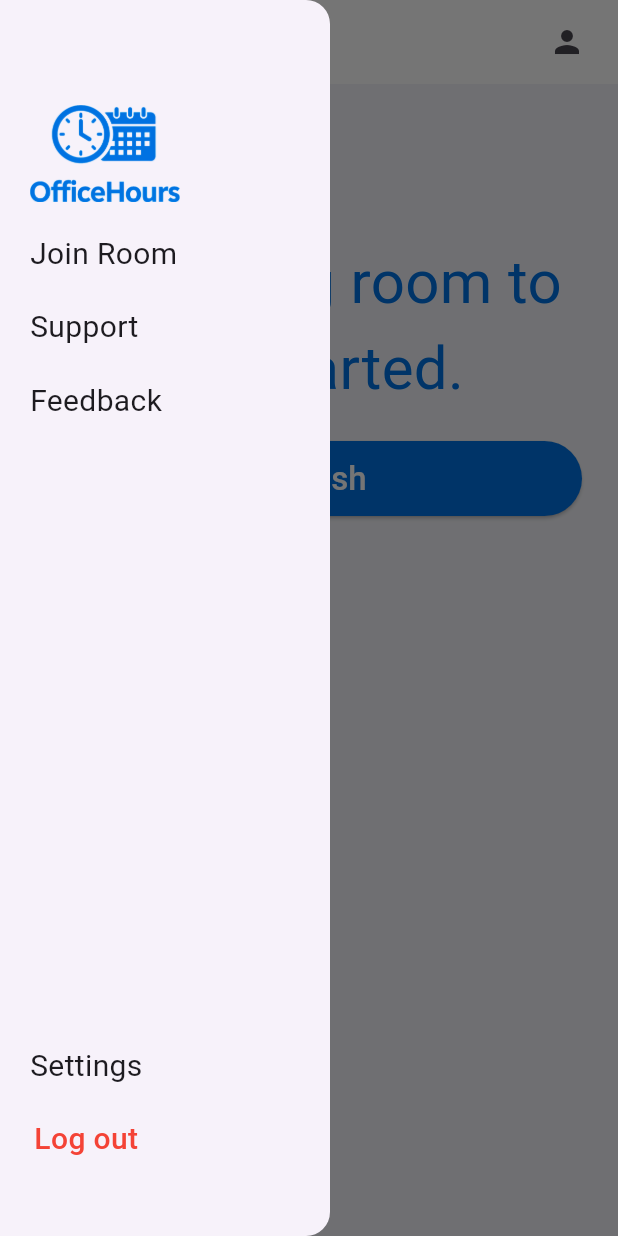
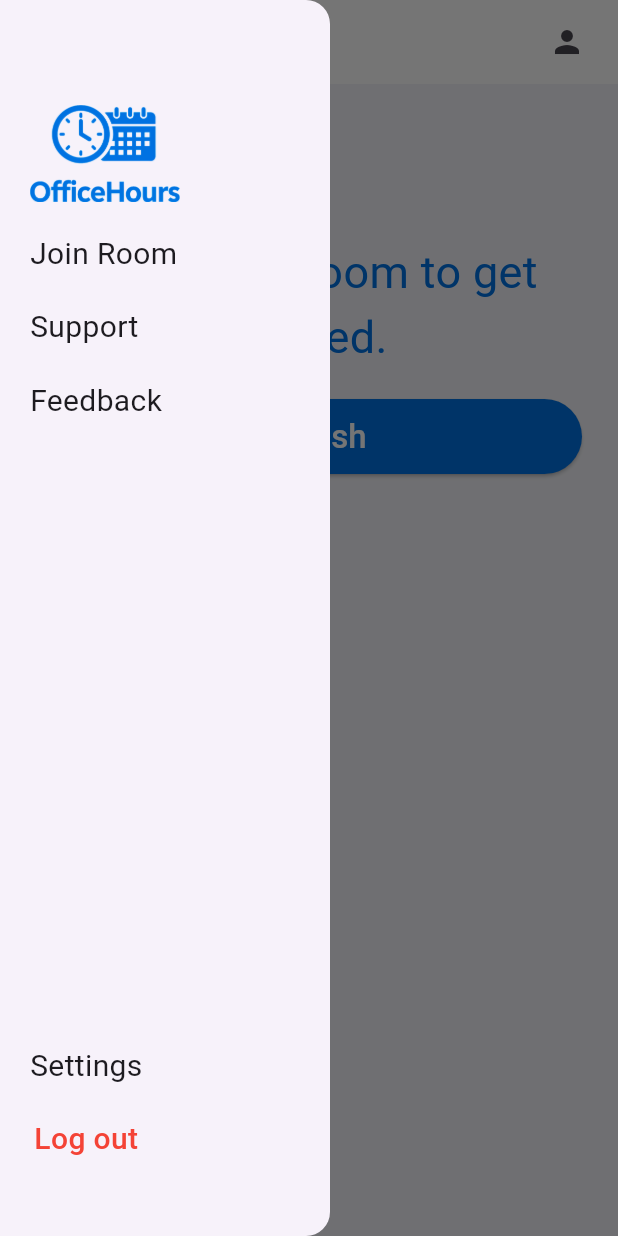
Before and after one commit to martinhanaksk/consultation_app, a Flutter app: the ConsultationsStudentPage screen opened directly with empty values, with the side drawer open, on a phone screen of 412 x 824 dp. Run offline on Flutter 3.47's test engine with Material 3 defaults, Android fonts, the phone set to English and light mode, and no system bars; our stand-ins replace flutter_svg, fluttertoast, jwt_decoder, shared_preferences; missing offline and left inert: dart:ffi, overlay_kit; accounts and stored records are empty; network calls fail.

Commit message:
font medium

```diff
--- a/lib/views/consultationsStudent_page.dart
+++ b/lib/views/consultationsStudent_page.dart
@@ -119,9 +119,10 @@ class _ConsultationsUserPageState extends State<ConsultationsStudentPage> {
                       SizedBox(height: 80),
                       GestureDetector(
                         child: Text(
-                          "Try joining room to get started.",textAlign: TextAlign.center,
+                          "Try joining room to get started.",
+                          textAlign: TextAlign.center,
                           style: TextStyle(
-                            fontSize: _constants.fontSizeBig,
+                            fontSize: _constants.fontSizeMedium,
                             color: _constants.primaryColor,
                           ),
                         ),
```
Also changed, not shown: 1 other file.
